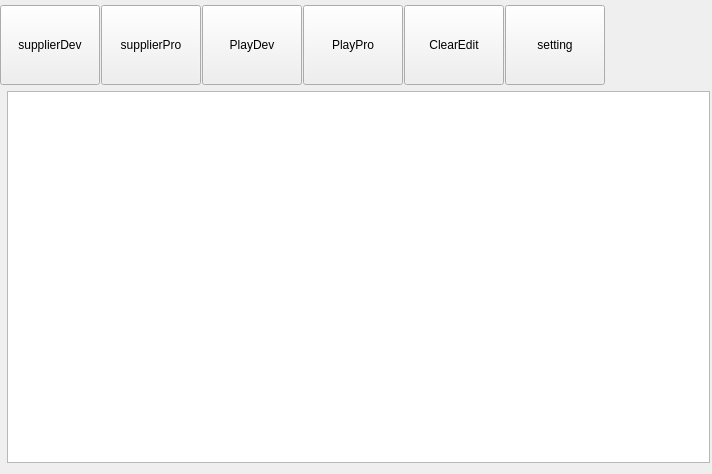
lpxxn/mytestmc, file apps/cafeteria/mainwidget.ui: the form before one commit.
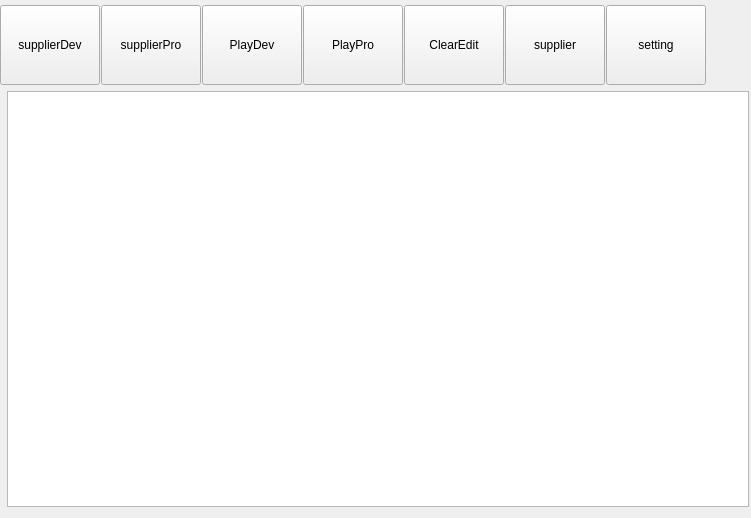
The form after the commit.

What changed in the file:
```diff
--- a/apps/cafeteria/mainwidget.ui
+++ b/apps/cafeteria/mainwidget.ui
@@ -6,8 +6,8 @@
    <rect>
     <x>0</x>
     <y>0</y>
-    <width>712</width>
-    <height>474</height>
+    <width>751</width>
+    <height>518</height>
    </rect>
   </property>
   <property name="windowTitle">
@@ -114,6 +114,19 @@
        </property>
       </widget>
      </item>
+     <item>
+      <widget class="QPushButton" name="btnSupplierWindow">
+       <property name="minimumSize">
+        <size>
+         <width>100</width>
+         <height>80</height>
+        </size>
+       </property>
+       <property name="text">
+        <string>supplier</string>
+       </property>
+      </widget>
+     </item>
      <item>
       <widget class="QPushButton" name="btnSettingWin">
        <property name="sizePolicy">
```
